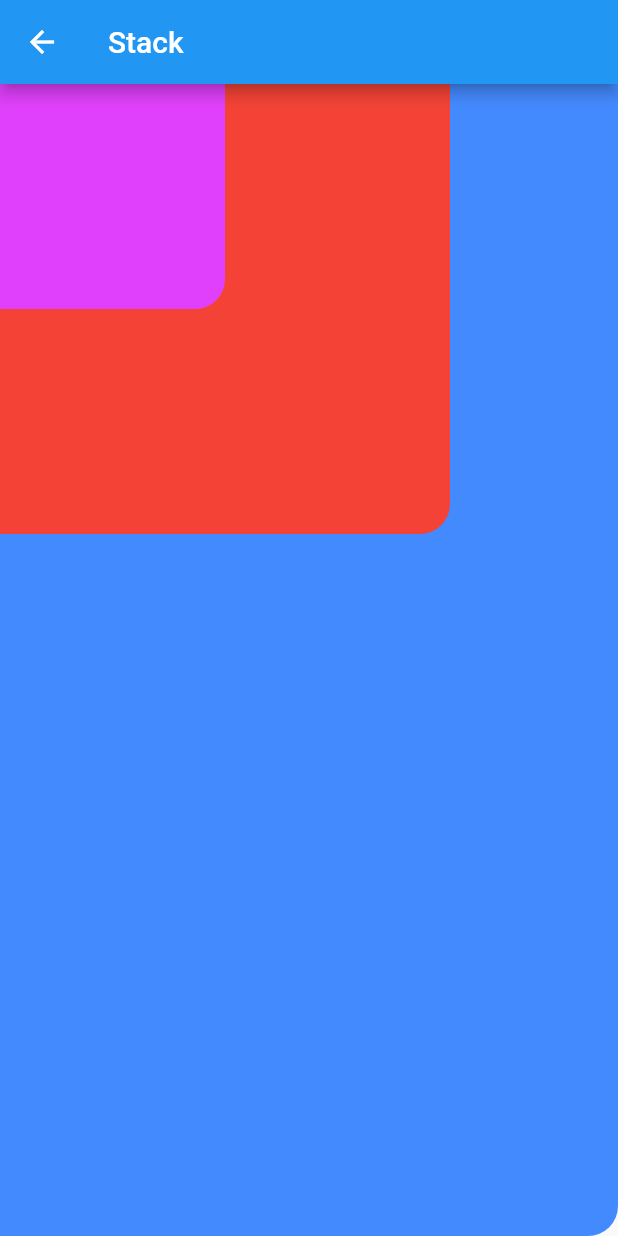
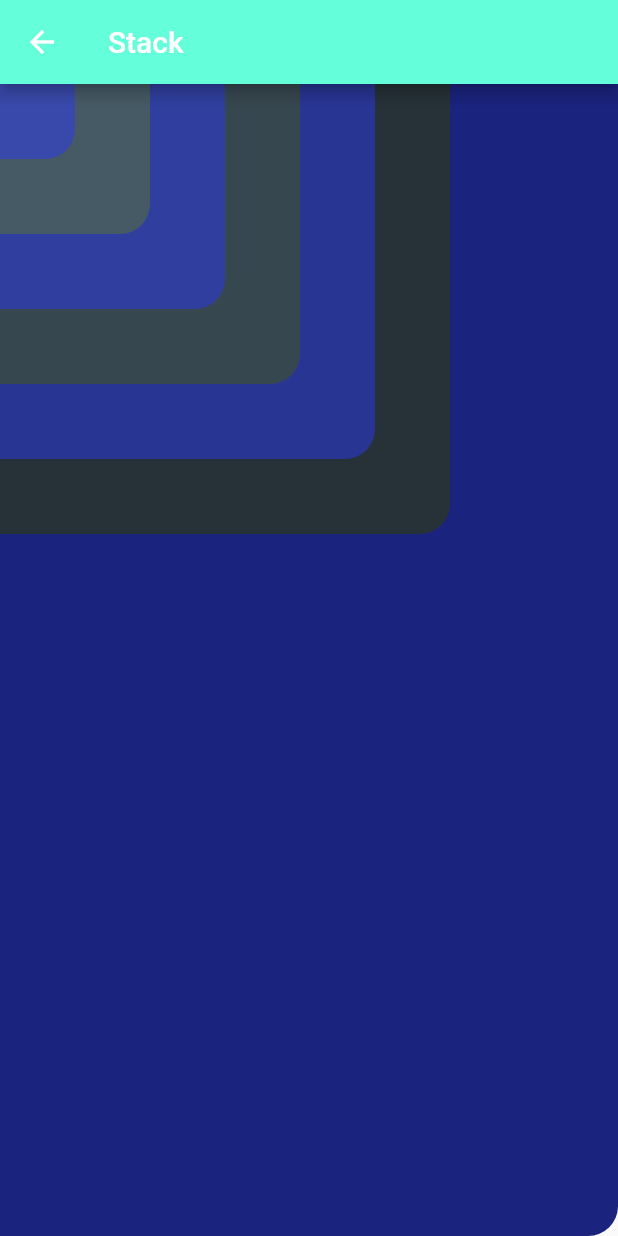
Before and after one commit to Luhhii/P6_And_Rutas, a Flutter app: the StackPage screen opened by its route, on a phone screen of 412 x 824 dp. Run offline on Flutter 3.47's test engine with Material 2 defaults, Android fonts, the phone set to English and light mode, and no system bars; network calls fail.

```diff
--- a/lib/src/pages/container_page.dart
+++ b/lib/src/pages/container_page.dart
@@ -15,7 +15,7 @@ class ContainerPage extends StatelessWidget {
             color: Colors.orange[500],
             child: Center(
                 child: Text(
-              'Hola soy un texto',
+              'Texto Modificado',
               style: TextStyle(color: Colors.white),
             )),
           ),
--- a/lib/src/pages/stack_page.dart
+++ b/lib/src/pages/stack_page.dart
@@ -1,17 +1,19 @@
 import 'package:flutter/material.dart';
+
 class StackPage extends StatelessWidget {
   @override
   Widget build(BuildContext context) {
     return Scaffold(
       appBar: AppBar(
         title: Text('Stack'),
+        backgroundColor: Colors.tealAccent,
       ),
       body: Stack(
         children: <Widget>[
           ClipRRect(
             borderRadius: BorderRadius.only(bottomRight: Radius.circular(20)),
             child: Container(
-              color: Colors.blueAccent,
+              color: Colors.indigo[900],
             ),
           ),
           ClipRRect(
@@ -19,7 +21,23 @@ class StackPage extends StatelessWidget {
             child: Container(
               height: 300,
               width: 300,
-              color: Colors.red,
+              color: Colors.blueGrey[900],
+            ),
+          ),
+          ClipRRect(
+            borderRadius: BorderRadius.only(bottomRight: Radius.circular(20)),
+            child: Container(
+              height: 250,
+              width: 250,
+              color: Colors.indigo[800],
+            ),
+          ),
+          ClipRRect(
+            borderRadius: BorderRadius.only(bottomRight: Radius.circular(20)),
+            child: Container(
+              height: 200,
+              width: 200,
+              color: Colors.blueGrey[800],
             ),
           ),
           ClipRRect(
@@ -27,12 +45,25 @@ class StackPage extends StatelessWidget {
             child: Container(
               height: 150,
               width: 150,
-              color: Colors.purpleAccent,
+              color: Colors.indigo[700],
+            ),
+          ),
+          ClipRRect(
+            borderRadius: BorderRadius.only(bottomRight: Radius.circular(20)),
+            child: Container(
+              height: 100,
+              width: 100,
+              color: Colors.blueGrey[700],
+            ),
+          ),
+          ClipRRect(
+            borderRadius: BorderRadius.only(bottomRight: Radius.circular(20)),
+            child: Container(
+              height: 50,
+              width: 50,
+              color: Colors.indigo[600],
             ),
           )
-
-
-
         ],
       ),
     );
```
Also changed, not shown: lib/src/pages/alert_page.dart (+7 -7 lines), lib/src/pages/cards_page.dart (+5 -5 lines).
